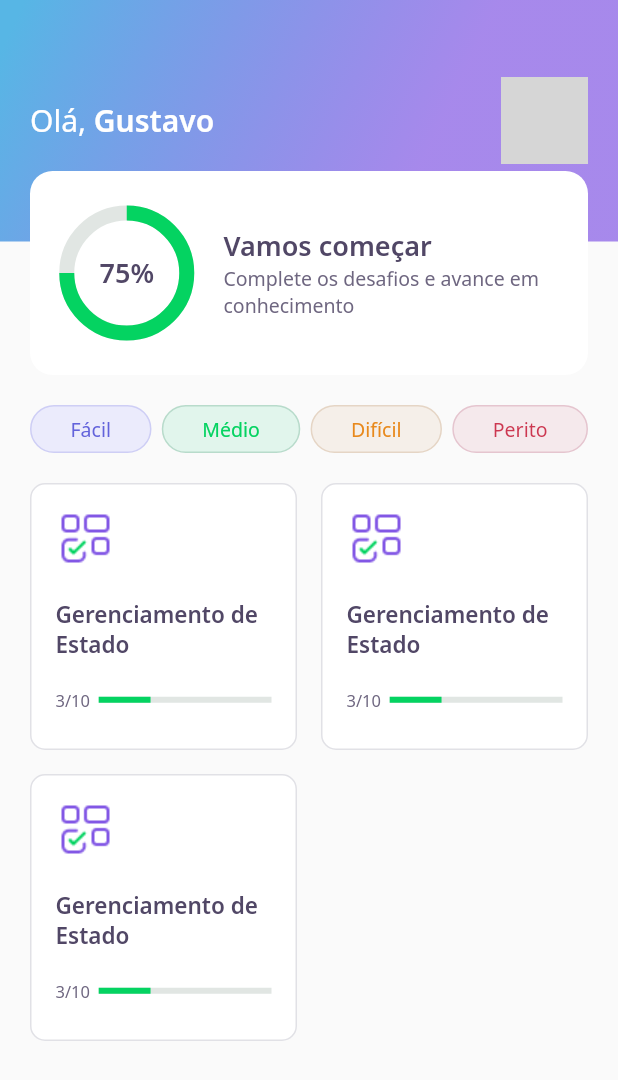
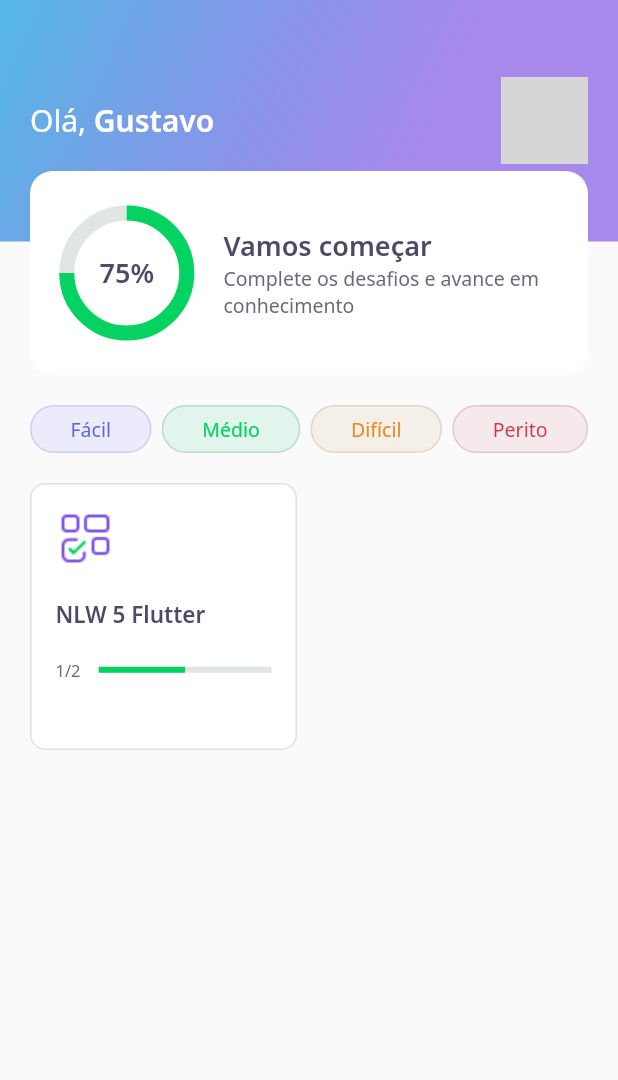
Before and after one commit to amazingustav/devquiz, a Flutter app: the HomePage screen opened directly, on a phone screen of 412 x 824 dp. Shown: the top 1080 px of the screen. Run offline on Flutter 3.47's test engine with Material 2 defaults, Android fonts, the phone set to English and light mode, and no system bars; our stand-ins replace google_fonts; accounts and stored records are empty; network calls fail; grey boxes are pictures that could not be loaded.

```diff
--- a/lib/core/app_widget.dart
+++ b/lib/core/app_widget.dart
@@ -8,7 +8,7 @@ class AppWidget extends StatelessWidget {
   Widget build(BuildContext context) {
     return MaterialApp(
       title: "DevQuiz",
-      home: ChallengePage(),
+      home: HomePage(),
     );
   }
 }
--- a/lib/home/home_page.dart
+++ b/lib/home/home_page.dart
@@ -1,3 +1,5 @@
+import 'package:dev_quiz/challenge/widgets/quiz/quiz_widget.dart';
+import 'package:dev_quiz/home/home_controller.dart';
 import 'package:dev_quiz/home/widgets/appbar/app_bar_widget.dart';
 import 'package:dev_quiz/home/widgets/level_button/level_button_widget.dart';
 import 'package:dev_quiz/home/widgets/quiz_card/quiz_card_widget.dart';
@@ -11,10 +13,21 @@ class HomePage extends StatefulWidget {
 }
 
 class HomePageState extends State<HomePage> {
+  final controller = HomeController();
+
+  @override
+  void initState() {
+    super.initState();
+    controller.getUser();
+    controller.getQuizzes();
+  }
+
   @override
   Widget build(BuildContext context) {
     return Scaffold(
-      appBar: AppBarWidget(),
+      appBar: AppBarWidget(
+        user: controller.user!,
+      ),
       body: Padding(
         padding: const EdgeInsets.symmetric(horizontal: 20),
         child: Column(
@@ -35,11 +48,13 @@ class HomePageState extends State<HomePage> {
                 crossAxisSpacing: 16,
                 mainAxisSpacing: 16,
                 crossAxisCount: 2,
-                children: [
-                  QuizCardWidget(),
-                  QuizCardWidget(),
-                  QuizCardWidget(),
-                ],
+                children: controller.quizzes!
+                    .map((e) => QuizCardWidget(
+                        title: e.title,
+                        completed:
+                            "${e.questionAnswered}/${e.questions.length}",
+                        percentage: e.questionAnswered / e.questions.length))
+                    .toList(),
               ),
             ),
           ],
--- /dev/null
+++ b/lib/home/home_state.dart
@@ -0,0 +1 @@
+enum HomeState { empty, success, loading, error }
--- a/lib/home/widgets/appbar/app_bar_widget.dart
+++ b/lib/home/widgets/appbar/app_bar_widget.dart
@@ -1,11 +1,13 @@
-import 'package:dev_quiz/core/app_colors.dart';
 import 'package:dev_quiz/core/app_gradients.dart';
 import 'package:dev_quiz/core/app_text_styles.dart';
 import 'package:dev_quiz/home/widgets/score_card/score_card_widget.dart';
+import 'package:dev_quiz/shared/models/user_model.dart';
 import 'package:flutter/material.dart';
 
 class AppBarWidget extends PreferredSize {
-  AppBarWidget()
+  final UserModel user;
+
+  AppBarWidget({required this.user})
       : super(
           preferredSize: Size.fromHeight(250),
           child: Container(
@@ -26,7 +28,7 @@ class AppBarWidget extends PreferredSize {
                           style: AppTextStyles.title,
                           children: [
                             TextSpan(
-                              text: "Gustavo",
+                              text: user.name,
                               style: AppTextStyles.titleBold,
                             ),
                           ],
@@ -38,8 +40,7 @@ class AppBarWidget extends PreferredSize {
                         decoration: BoxDecoration(
                           borderRadius: BorderRadius.circular(10),
                           image: DecorationImage(
-                            image: NetworkImage(
-                                "https://avatars.githubusercontent.com/u/6917218?v=4"),
+                            image: NetworkImage(user.photoUrl),
                           ),
                         ),
                       ),
--- a/lib/home/widgets/quiz_card/quiz_card_widget.dart
+++ b/lib/home/widgets/quiz_card/quiz_card_widget.dart
@@ -5,7 +5,16 @@ import 'package:dev_quiz/shared/widgets/progress_indicator/progress_indicator_wi
 import 'package:flutter/material.dart';
 
 class QuizCardWidget extends StatelessWidget {
-  const QuizCardWidget({Key? key}) : super(key: key);
+  final String title;
+  final String completed;
+  final double percentage;
+
+  const QuizCardWidget({
+    Key? key,
+    required this.title,
+    required this.completed,
+    required this.percentage,
+  }) : super(key: key);
 
   @override
   Widget build(BuildContext context) {
@@ -26,7 +35,7 @@ class QuizCardWidget extends StatelessWidget {
           ),
           SizedBox(height: 20),
           Text(
-            "Gerenciamento de Estado",
+            title,
             style: AppTextStyles.heading15,
           ),
           SizedBox(height: 20),
@@ -34,11 +43,11 @@ class QuizCardWidget extends StatelessWidget {
             children: [
               Expanded(
                 flex: 1,
-                child: Text("3/10", style: AppTextStyles.body11),
+                child: Text(completed, style: AppTextStyles.body11),
               ),
               Expanded(
                 flex: 4,
-                child: ProgressIndicatorWidget(value: 0.3),
+                child: ProgressIndicatorWidget(value: percentage),
               ),
             ],
           )
```
Also changed, not shown: lib/home/home_controller.dart (added, +52 -0 lines).
